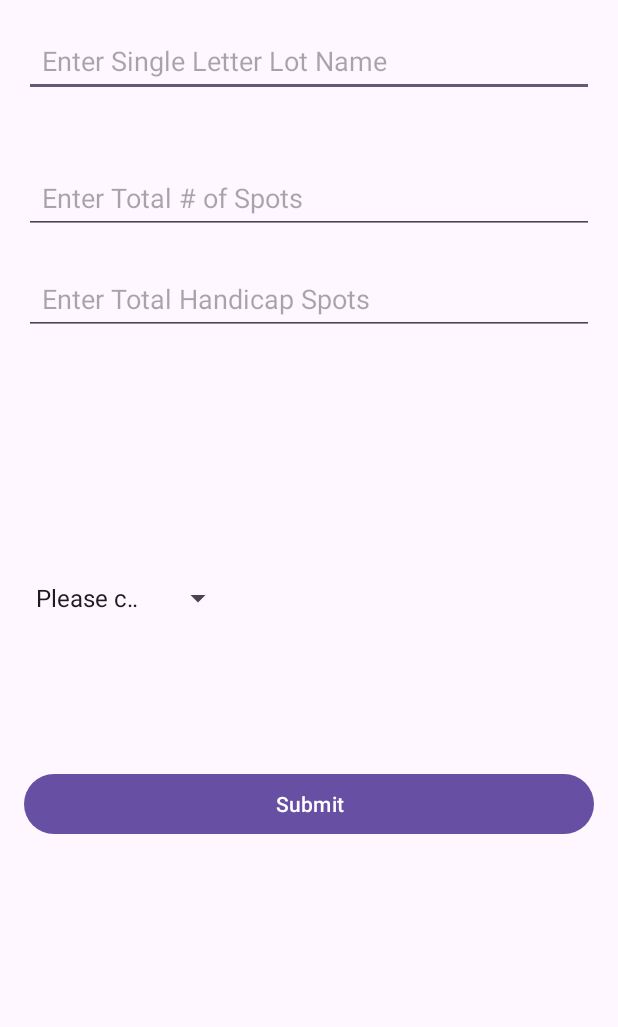
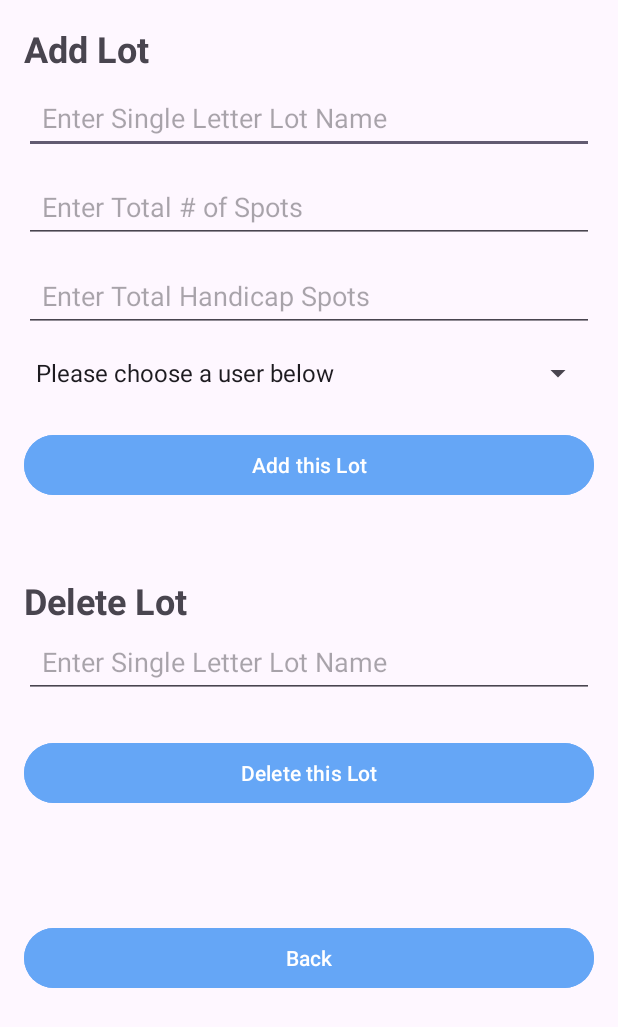
Before and after one commit to Rickyy1/Parking-App-Repository, an Android app: the AdminActivity screen opened directly, with no data from a screen before it, on a phone screen of 412 x 824 dp. Shown: the top 1027 px of the screen. Run offline under Robolectric (Android 15) with nearby library versions, the phone set to English and light mode, and no system bars; our stand-ins replace Volley; network calls fail.

Commit message:
Added delete lot functionality to the admin app

```diff
--- a/app/src/main/java/com/example/test/AdminActivity.java
+++ b/app/src/main/java/com/example/test/AdminActivity.java
@@ -3,7 +3,9 @@ package com.example.test;
 import android.os.Bundle;
 import androidx.appcompat.app.AppCompatActivity;
 
+import android.view.View;
 import android.widget.ArrayAdapter;
+import android.widget.Button;
 import android.widget.EditText;
 import android.widget.Spinner;
 import android.widget.Toast;
@@ -21,6 +23,8 @@ public class AdminActivity extends AppCompatActivity {
     private EditText totalSpotsEditText;
     private EditText handicapSpotsEditText;
     private Spinner adminSpinner;
+    private EditText deleteLotText;
+
 
     @Override
     protected void onCreate(Bundle savedInstanceState) {
@@ -28,10 +32,12 @@ public class AdminActivity extends AppCompatActivity {
         setContentView(R.layout.activity_admin);
 
         // Initialize UI elements
+
         lotnameEditText = findViewById(R.id.editLotName);
         totalSpotsEditText = findViewById(R.id.editTotalSpots);
         handicapSpotsEditText = findViewById(R.id.editHandicapSpots);
         adminSpinner = findViewById(R.id.adminSpinner);
+        deleteLotText = findViewById(R.id.deleteLotName);
 
         // Retrieve options from strings.xml and set up Spinner adapter
         String[] options = getResources().getStringArray(R.array.admin_spinner_options);
@@ -49,15 +55,32 @@ public class AdminActivity extends AppCompatActivity {
             String userType = adminSpinner.getSelectedItem().toString(); // Get the selected item as a string
 
             // Call makeRequest method with the retrieved values
-            makeRequest(lotName, totalSpots, handicapSpots, userType);
+            makeAddRequest(lotName, totalSpots, handicapSpots, userType);
         });
+
+        findViewById(R.id.deleteLotSubmit).setOnClickListener(view -> {
+            // Get values from EditText fields and Spinner
+            String lotName = deleteLotText.getText().toString(); // Assuming lot name is constant or retrieved from elsewhere
+
+            // Call makeRequest method with the retrieved values
+            makeDelRequest(lotName);
+        });
+        Button buttonBack = findViewById(R.id.buttonBack);
+        buttonBack.setOnClickListener(new View.OnClickListener() {
+            @Override
+            public void onClick(View v) {
+                // Navigate back to MainActivity
+                onBackPressed();
+            }
+        });
+
     }
 
     // URL of your PHP script
     private static final String PHP_SCRIPT_URL = "https://rwuparking.rwu.me/admin_add_lot_test.php/";
 
     // Method to make HTTP request
-    private void makeRequest(String lotName, int totalSpots, int handicapSpots, String userType) { // Change userType type to String
+    private void makeAddRequest(String lotName, int totalSpots, int handicapSpots, String userType) { // Change userType type to String
         // Instantiate the RequestQueue.
         RequestQueue queue = Volley.newRequestQueue(this);
 
@@ -89,4 +112,38 @@ public class AdminActivity extends AppCompatActivity {
     private void displayMessage(String message) {
         Toast.makeText(getApplicationContext(), message, Toast.LENGTH_SHORT).show();
     }
+
+    // URL of your PHP script
+    private static final String delete_lot_url = "https://rwuparking.rwu.me/admin_delete_lot.php/";
+
+    // Method to make HTTP request
+    private void makeDelRequest(String lotName) { // Change userType type to String
+        // Instantiate the RequestQueue.
+        RequestQueue queue = Volley.newRequestQueue(this);
+
+        // Formulate the request
+        StringRequest stringRequest = new StringRequest(Request.Method.GET, delete_lot_url +
+                "?auth=password&lot_name=" + lotName,
+                new Response.Listener<String>() {
+                    @Override
+                    public void onResponse(String response) {
+                        // Handle successful response
+                        // You can update UI or show a message here
+                        displayMessage2("Request Successful!");
+                    }
+                }, new Response.ErrorListener() {
+            @Override
+            public void onErrorResponse(VolleyError error) {
+                // Handle error response
+                // You can show an error message here
+                displayMessage("Request Failed! :(");
+            }
+        });
+
+        // Add the request to the RequestQueue.
+        queue.add(stringRequest);
+    }
+    private void displayMessage2(String message) {
+        Toast.makeText(getApplicationContext(), message, Toast.LENGTH_SHORT).show();
+    }
 }
--- a/app/src/main/res/layout/activity_admin.xml
+++ b/app/src/main/res/layout/activity_admin.xml
@@ -7,50 +7,101 @@
     android:padding="16dp"
     tools:context=".AdminActivity">
 
+    <TextView
+        android:id="@+id/addLotHeader"
+        android:layout_width="wrap_content"
+        android:layout_height="wrap_content"
+        android:textSize="24sp"
+        android:text="Add Lot"
+        android:textStyle="bold" />
+
     <EditText
         android:id="@+id/editLotName"
         android:layout_width="match_parent"
         android:layout_height="wrap_content"
-        android:layout_marginBottom="16dp"
+        android:layout_below="@id/addLotHeader"
+        android:layout_marginTop="5dp"
+        android:layout_marginBottom="5dp"
         android:hint="Enter Single Letter Lot Name"
         android:inputType="text"
+        android:padding="12dp" />
+
+    <EditText
+        android:id="@+id/editTotalSpots"
+        android:layout_width="match_parent"
+        android:layout_height="wrap_content"
+        android:layout_below="@id/editLotName"
+        android:layout_marginTop="5dp"
+        android:layout_marginBottom="5dp"
+        android:hint="Enter Total # of Spots"
+        android:inputType="number"
         android:padding="12dp" />
 
     <EditText
         android:id="@+id/editHandicapSpots"
         android:layout_width="match_parent"
         android:layout_height="wrap_content"
-        android:layout_below="@id/editLotName"
-        android:layout_marginTop="94dp"
-        android:layout_marginBottom="16dp"
+        android:layout_below="@id/editTotalSpots"
+        android:layout_marginTop="5dp"
+        android:layout_marginBottom="5dp"
         android:hint="Enter Total Handicap Spots"
         android:inputType="number"
         android:padding="12dp" />
 
     <Spinner
         android:id="@+id/adminSpinner"
-        android:layout_width="140dp"
-        android:layout_height="140dp"
-        android:layout_below="@id/editHandicapSpots"
-        android:layout_marginTop="89dp" />
-
-    <EditText
-        android:id="@+id/editTotalSpots"
+        android:layout_centerHorizontal="true"
         android:layout_width="match_parent"
         android:layout_height="wrap_content"
-        android:layout_below="@id/adminSpinner"
-        android:layout_marginTop="-361dp"
-        android:layout_marginBottom="16dp"
-        android:hint="Enter Total # of Spots"
-        android:inputType="number"
-        android:padding="12dp" />
+        android:layout_below="@id/editHandicapSpots"
+        android:layout_marginTop="10dp" />
+
 
     <Button
         android:id="@+id/buttonSubmit"
         android:layout_width="match_parent"
         android:layout_height="wrap_content"
-        android:layout_below="@id/editTotalSpots"
-        android:layout_marginTop="340dp"
-        android:text="Submit" />
+        android:layout_below="@id/adminSpinner"
+        android:backgroundTint="@color/rwublue"
+        android:layout_marginTop="25dp"
+        android:text="Add this Lot" />
+
+    <TextView
+        android:id="@+id/deleteLotHeader"
+        android:layout_width="wrap_content"
+        android:layout_height="wrap_content"
+        android:layout_below="@id/buttonSubmit"
+        android:layout_marginTop="50dp"
+        android:textSize="24sp"
+        android:text="Delete Lot"
+        android:textStyle="bold" />
+
+    <EditText
+        android:id="@+id/deleteLotName"
+        android:layout_width="match_parent"
+        android:layout_height="wrap_content"
+        android:layout_below="@id/deleteLotHeader"
+        android:layout_marginBottom="16dp"
+        android:hint="Enter Single Letter Lot Name"
+        android:inputType="text"
+        android:padding="12dp" />
+
+    <Button
+        android:id="@+id/deleteLotSubmit"
+        android:layout_width="match_parent"
+        android:layout_height="wrap_content"
+        android:backgroundTint="@color/rwublue"
+        android:layout_marginTop="10dp"
+        android:layout_below="@id/deleteLotName"
+        android:text="Delete this Lot" />
+
+    <Button
+        android:id="@+id/buttonBack"
+        android:layout_width="match_parent"
+        android:layout_height="wrap_content"
+        android:backgroundTint="@color/rwublue"
+        android:layout_below="@id/deleteLotSubmit"
+        android:layout_marginTop="75dp"
+        android:text="Back" />
 
 </RelativeLayout>
--- a/app/src/main/res/layout/activity_login.xml
+++ b/app/src/main/res/layout/activity_login.xml
@@ -7,10 +7,12 @@
     android:padding="16dp"
     tools:context=".LoginActivity">
 
+
     <EditText
         android:id="@+id/editTextUsername"
         android:layout_width="match_parent"
         android:layout_height="wrap_content"
+        android:layout_marginTop="10dp"
         android:layout_marginBottom="16dp"
         android:hint="Username"
         android:padding="12dp"
@@ -21,7 +23,7 @@
         android:layout_width="match_parent"
         android:layout_height="wrap_content"
         android:layout_below="@id/editTextUsername"
-        android:layout_marginTop="129dp"
+        android:layout_marginTop="25dp"
         android:layout_marginBottom="16dp"
         android:hint="Password"
         android:padding="12dp"
@@ -31,16 +33,18 @@
         android:id="@+id/buttonLogin"
         android:layout_width="match_parent"
         android:layout_height="wrap_content"
+        android:backgroundTint="@color/rwublue"
         android:layout_below="@id/editTextPassword"
-        android:layout_marginTop="157dp"
+        android:layout_marginTop="35dp"
         android:text="Login" />
 
     <Button
         android:id="@+id/buttonBack"
-        android:layout_width="wrap_content"
+        android:layout_width="match_parent"
         android:layout_height="wrap_content"
-        android:layout_below="@id/editTextPassword"
-        android:layout_marginTop="55dp"
-        android:text="Back" />
+        android:backgroundTint="@color/rwublue"
+        android:layout_below="@id/buttonLogin"
+        android:layout_marginTop="75dp"
+        android:text="Back to User Select Page" />
 
 </RelativeLayout>
--- a/app/src/main/res/layout/activity_main.xml
+++ b/app/src/main/res/layout/activity_main.xml
@@ -24,7 +24,7 @@
 
     <Spinner
         android:id="@+id/userSelectionSpinner"
-        android:layout_width="0dp"
+        android:layout_width="wrap_content"
         android:layout_height="wrap_content"
         android:layout_marginTop="16dp"
         app:layout_constraintTop_toBottomOf="@id/bannerTextView"
@@ -35,6 +35,7 @@
         android:id="@+id/myTextView"
         android:layout_width="wrap_content"
         android:layout_height="wrap_content"
+        android:textSize="18sp"
         app:layout_constraintTop_toBottomOf="@id/userSelectionSpinner"
         app:layout_constraintStart_toStartOf="parent"
         app:layout_constraintEnd_toEndOf="parent"
--- a/app/src/main/res/values/strings.xml
+++ b/app/src/main/res/values/strings.xml
@@ -1,6 +1,8 @@
 <resources>
     <string name="app_name">SpotScout</string>
     <string name="refresh_button">Refresh Data</string>
+    <string name="admin_add_lot">Admin Add Lot</string>
+    <string name="admin_remove_lot">Admin Remove Lot</string>
     <string-array name="user_types_array">
         <item>Please choose a user below</item>
         <item>Faculty</item>
```
